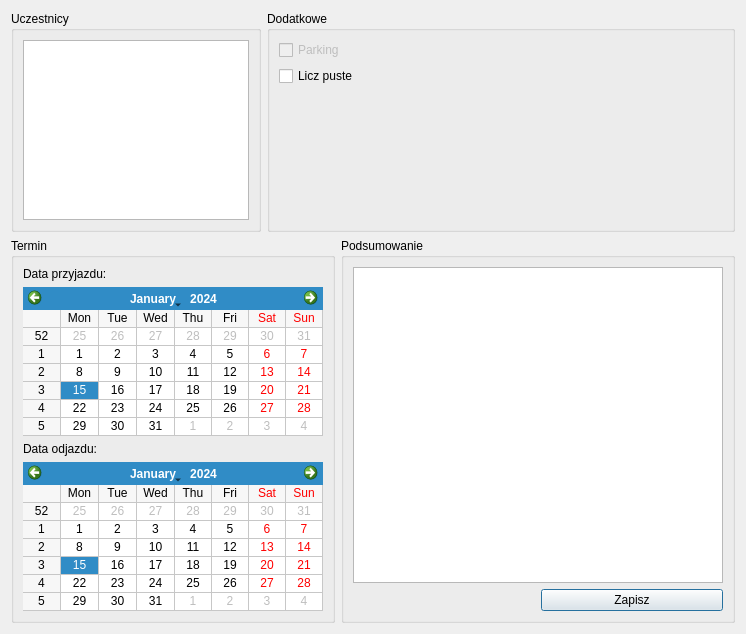
This is src/ui/NewReservation/NewSingleDialog.ui in Skwara/HoteleADC as Qt 5 draws it before an edit. The edited form follows.
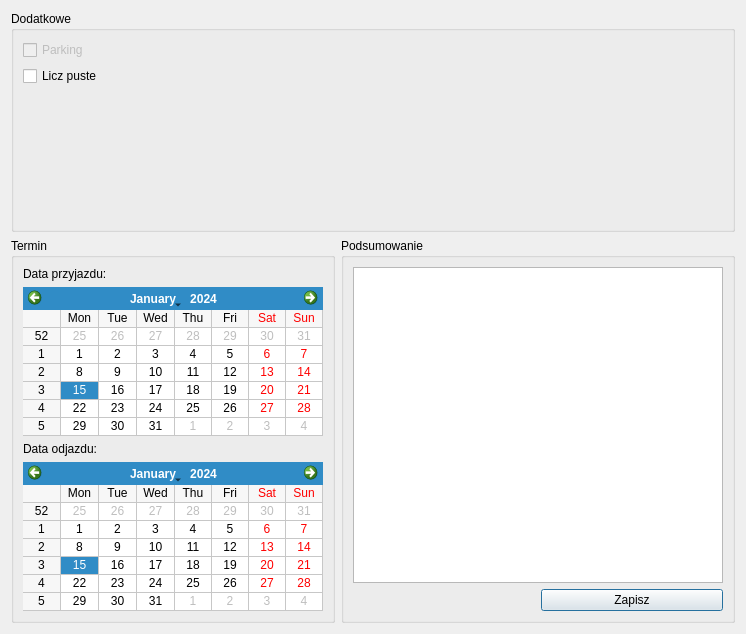
This is the edited form.

Commit message: Change ParticipantsHandler to ParticipantsGroupBox

The edit to the form file:
```diff
--- a/src/ui/NewReservation/NewSingleDialog.ui
+++ b/src/ui/NewReservation/NewSingleDialog.ui
@@ -25,43 +25,6 @@
   <layout class="QVBoxLayout" name="verticalLayout">
    <item>
     <layout class="QHBoxLayout" name="horizontalLayout_1">
-     <item>
-      <widget class="QGroupBox" name="participantGroupBox">
-       <property name="sizePolicy">
-        <sizepolicy hsizetype="Preferred" vsizetype="Preferred">
-         <horstretch>0</horstretch>
-         <verstretch>0</verstretch>
-        </sizepolicy>
-       </property>
-       <property name="maximumSize">
-        <size>
-         <width>250</width>
-         <height>16777215</height>
-        </size>
-       </property>
-       <property name="title">
-        <string>Uczestnicy</string>
-       </property>
-       <layout class="QVBoxLayout" name="verticalLayout_5">
-        <item>
-         <widget class="QTableView" name="participantTableView">
-          <property name="sizePolicy">
-           <sizepolicy hsizetype="Ignored" vsizetype="Ignored">
-            <horstretch>0</horstretch>
-            <verstretch>0</verstretch>
-           </sizepolicy>
-          </property>
-          <property name="minimumSize">
-           <size>
-            <width>190</width>
-            <height>0</height>
-           </size>
-          </property>
-         </widget>
-        </item>
-       </layout>
-      </widget>
-     </item>
      <item>
       <widget class="QGroupBox" name="additionalGroupBox">
        <property name="title">
```
Left out of the diff: 1 changed line with no effect on the pictures. The commit also changes 7 other files.
